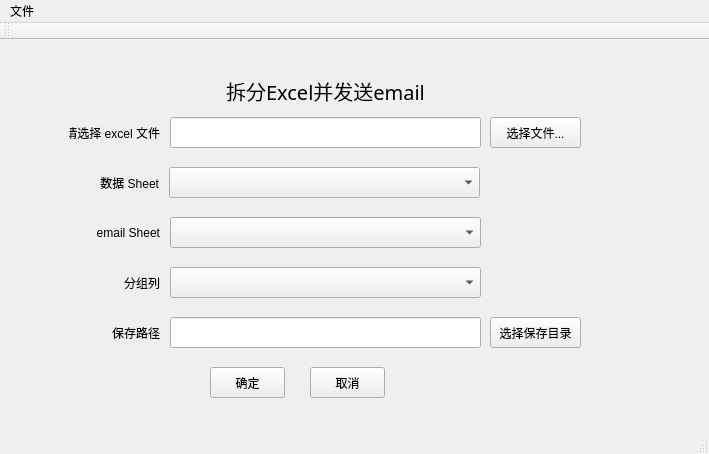
The window that mainwindow.ui (ainiaa/splitExcel) describes before a commit, drawn with Qt 5.
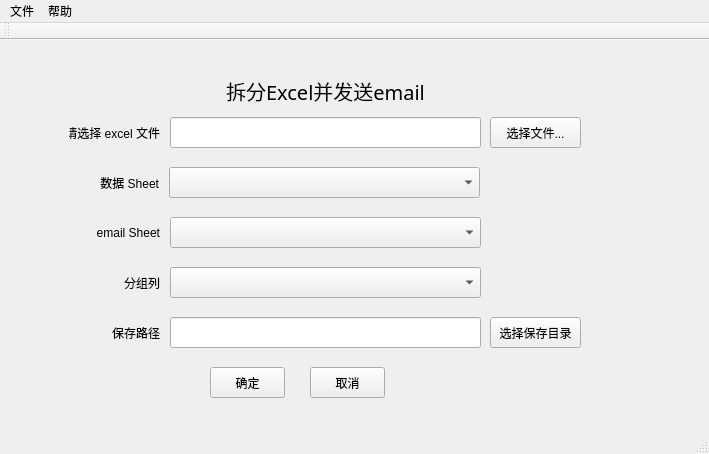
The same window after the commit. Icons and pictures are not drawn.

Commit message: 添加菜单

What changed in the file:
```diff
--- a/mainwindow.ui
+++ b/mainwindow.ui
@@ -254,7 +254,15 @@
     <addaction name="actionConfig_Setting"/>
     <addaction name="actionSplit_Only"/>
    </widget>
+   <widget class="QMenu" name="menu">
+    <property name="title">
+     <string>帮助</string>
+    </property>
+    <addaction name="action"/>
+    <addaction name="action_2"/>
+   </widget>
    <addaction name="menuFile"/>
+   <addaction name="menu"/>
   </widget>
   <widget class="QToolBar" name="mainToolBar">
    <attribute name="toolBarArea">
```
Left out of the diff: 10 changed lines with no effect on the pictures.
